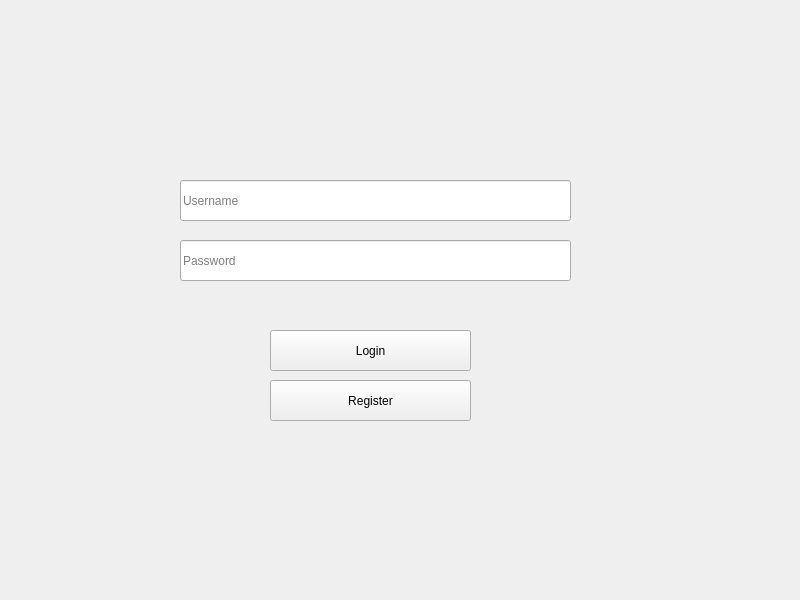
Old version of the form DuoiHinhBatChu_Frontend/login.ui in the repository evmosss/Qt-DuoiHinhBatChu.
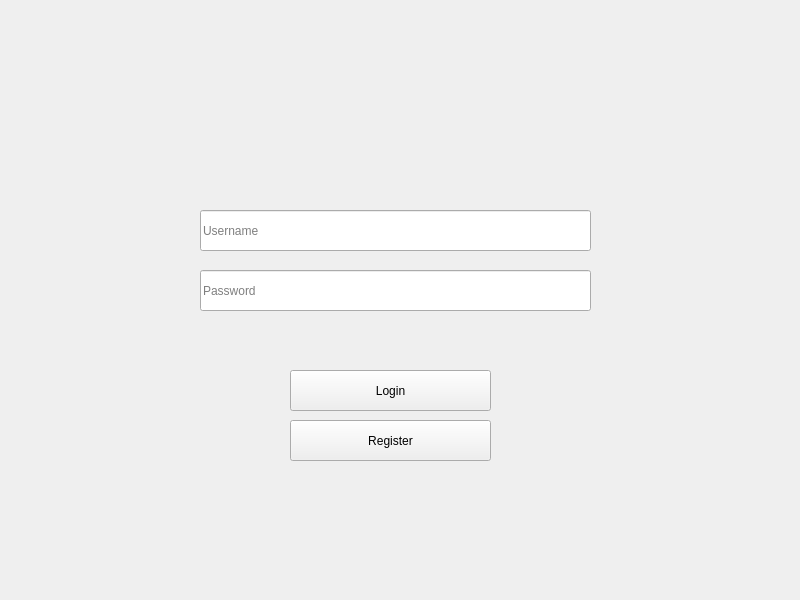
New version of the form.

Patch:
```diff
--- a/DuoiHinhBatChu_Frontend/login.ui
+++ b/DuoiHinhBatChu_Frontend/login.ui
@@ -16,8 +16,8 @@
   <widget class="QPushButton" name="loginButton">
    <property name="geometry">
     <rect>
-     <x>270</x>
-     <y>330</y>
+     <x>290</x>
+     <y>370</y>
      <width>201</width>
      <height>41</height>
     </rect>
@@ -29,8 +29,8 @@
   <widget class="QPushButton" name="registerButton">
    <property name="geometry">
     <rect>
-     <x>270</x>
-     <y>380</y>
+     <x>290</x>
+     <y>420</y>
      <width>201</width>
      <height>41</height>
     </rect>
@@ -42,8 +42,8 @@
   <widget class="QLineEdit" name="userInput">
    <property name="geometry">
     <rect>
-     <x>180</x>
-     <y>180</y>
+     <x>200</x>
+     <y>210</y>
      <width>391</width>
      <height>41</height>
     </rect>
@@ -55,8 +55,8 @@
   <widget class="QLineEdit" name="passInput">
    <property name="geometry">
     <rect>
-     <x>180</x>
-     <y>240</y>
+     <x>200</x>
+     <y>270</y>
      <width>391</width>
      <height>41</height>
     </rect>
@@ -68,8 +68,8 @@
   <widget class="QLabel" name="message">
    <property name="geometry">
     <rect>
-     <x>180</x>
-     <y>290</y>
+     <x>200</x>
+     <y>330</y>
      <width>391</width>
      <height>20</height>
     </rect>
```
